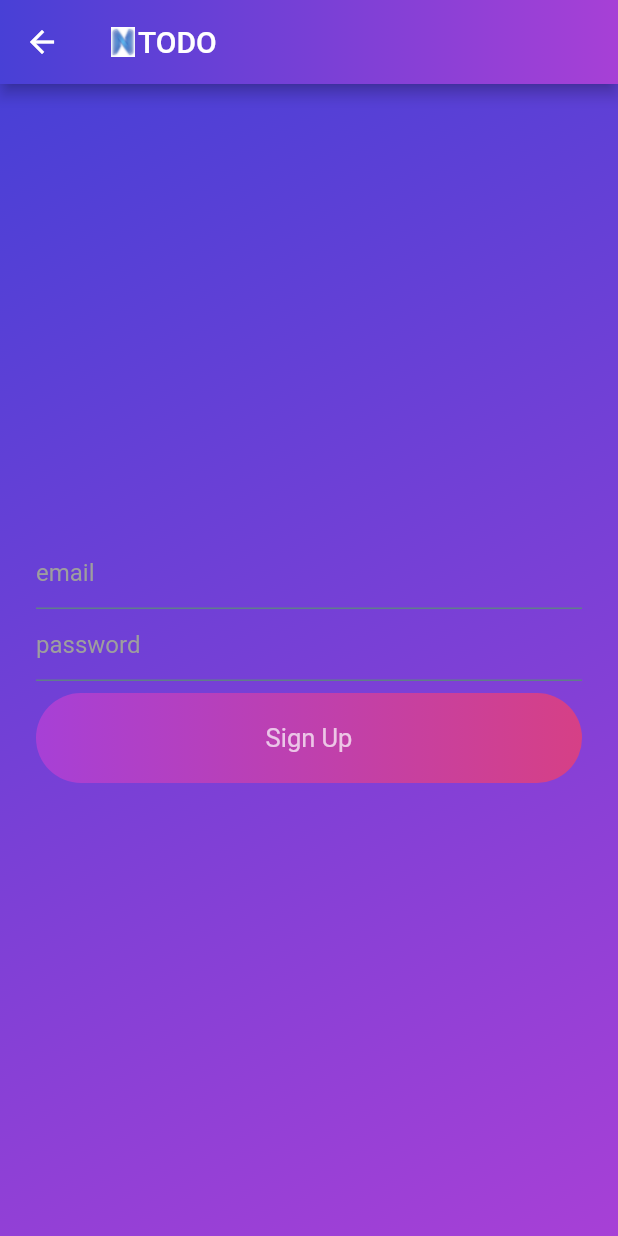
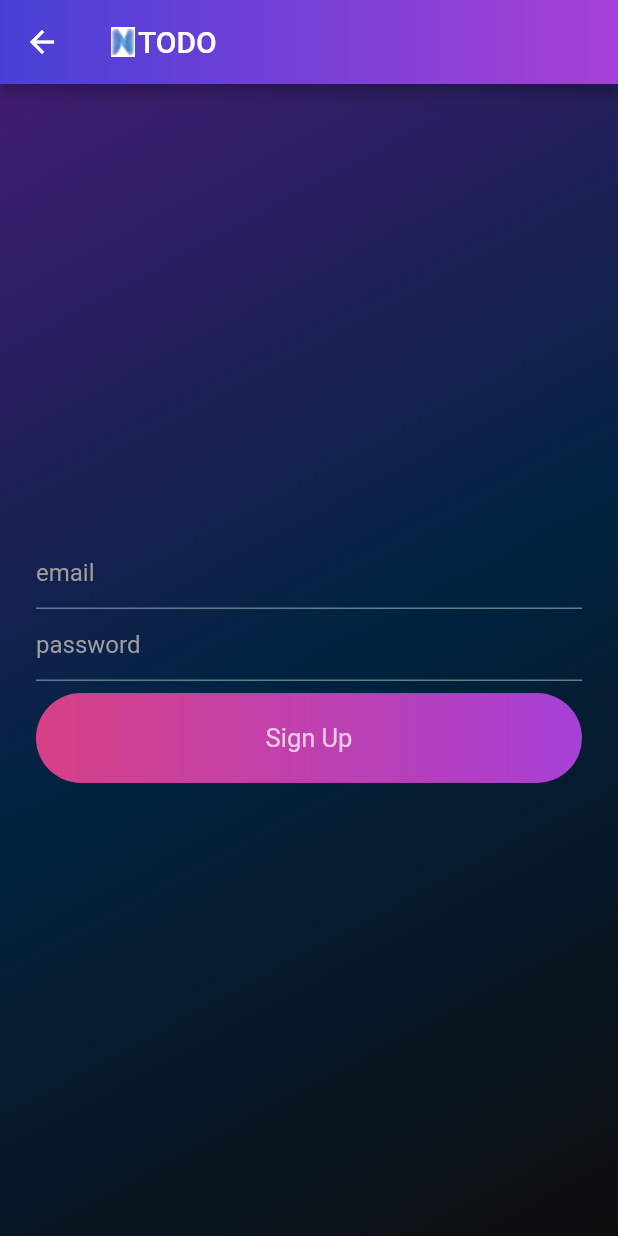
Before and after one commit to neos-20/learn-basic-chat-app, a Flutter app: the SignUp screen opened directly, on a phone screen of 412 x 824 dp. Run offline on Flutter 3.47's test engine with Material 2 defaults, Android fonts, the phone set to English and light mode, and no system bars; our stand-ins replace firebase_auth, firebase_core, font_awesome_flutter, google_sign_in; accounts and stored records are empty.

Commit message:
added navigator for google and email signups

```diff
--- a/lib/screens/signup.dart
+++ b/lib/screens/signup.dart
@@ -13,54 +13,88 @@
 }
 
 class _SignUpState extends State<SignUp> {
-  String _email = '', _password = '';
+  //String _email = '', _password = '';
+
+  TextEditingController _email = new TextEditingController();
+  TextEditingController _password = new TextEditingController();
+
+  bool isLoading = false;
+
+  final formKey = GlobalKey<FormState>();
+
   final auth = FirebaseAuth.instance;
+
+  signState(){
+    if(formKey.currentState!.validate()){
+        setState(() {
+          isLoading = true;
+        });
+
+        auth.createUserWithEmailAndPassword(email: _email.text, password: _password.text,).then((value){
+          print("$value");
+        });
+    }
+  }
 
   @override
   Widget build(BuildContext context) {
     return Scaffold(backgroundColor: Colors.transparent,
-      body: Container(
+      body: isLoading ? Container(
+        child: Center(child: CircularProgressIndicator()),
+      ) : Container(
         child: Center(
           child: Container(
-            decoration: BoxDecoration(
-                gradient: LinearGradient(
+            decoration: BoxDecoration(gradient: LinearGradient(
             begin: Alignment.topLeft,
               end: Alignment.bottomRight,
-                    colors: [const Color(0xFF4840d6),
-                      const Color(0xFFa740d6),])),
+              colors: [const Color(0xFF411d73),
+                const Color(0xFF012340),
+                const Color(0xFF0d0d0d)])),
             padding: EdgeInsets.symmetric(horizontal: 24),
             child: Column(
                 mainAxisAlignment: MainAxisAlignment.center,
                 children: [
-                  /*TextField(
+                  Form(
+                    key: formKey,
+                      child: Column(
+                        children: [/*TextField(
                       style: inputTextStyle(),
                       decoration: textFieldDecoration("username"),
                   ),*/
-                  TextField(
+                      TextFormField(
+                        validator: (val){
+                          return RegExp(r"^[a-zA-Z0-9.a-zA-Z0-9.!#$%&'*+-/=?^_`{|}~]+@[a-zA-Z0-9]+\.[a-zA-Z]+").hasMatch(val!) ?
+                          null : "Enter correct email";
+                        },
                           keyboardType: TextInputType.emailAddress,
                           style: inputTextStyle(),
                           decoration: textFieldDecoration("email"),
                           onChanged: (value) {
                             setState(() {
-                          _email = value.trim();
+                              _email.text = value;
                             });
                           }
                       ),
-                  TextField(
+                      TextFormField(
+                        validator: (val){
+                          return val!.isEmpty || val.length < 6 ? "Can't be less than 6 characters" : null;
+                        },
                           obscureText: true,
                           style: inputTextStyle(),
                           decoration: textFieldDecoration("password"),
                           onChanged: (value) {
                             setState(() {
-                        _password = value.trim();
+                              _password.text = value.trim();
                             });
                           }
-                  ),
+                      ),],
+                  )),
+
                   SizedBox(height: 8,),
                   GestureDetector(
                     onTap: (){
-                      auth.createUserWithEmailAndPassword(email: _email, password: _password,);
-                      Navigator.push(
+                      signState();
+                      Navigator.pushReplacement(
                         context,
                         MaterialPageRoute(builder: (context) => ChatRoom()),
                       );
@@ -72,8 +106,8 @@
                       decoration: BoxDecoration(
                         gradient: LinearGradient(
                             colors: [
+                              const Color(0xffd64086),
                               const Color(0xffa740d6),
-                              const Color(0xffd64086),
                             ]
                         ),
                         borderRadius: BorderRadius.circular(30),
```
Lines whose indentation alone changed are shown as unchanged.
